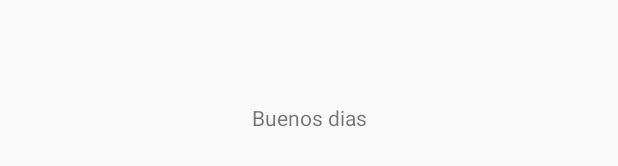
After one commit to EPN-2023B-Moviles-GR1SW/mov-gr1sw-garcia-fuentes-jairo-david, an Android app built with Jetpack Compose: the layout activity_main.xml on its own in the app's theme, with its tools: preview values and no code run, on a phone screen of 412 x 824 dp. The commit adds this screen. Shown: the part 501-667 px from the top of the screen. Run offline under Robolectric (Android 15) with nearby library versions, the phone set to English and light mode, and no system bars.

Commit message:
Primera activity en Android Studio

```diff
--- a/02-Android/app/build.gradle.kts
+++ b/02-Android/app/build.gradle.kts
@@ -58,6 +58,8 @@
     implementation("androidx.compose.ui:ui-graphics")
     implementation("androidx.compose.ui:ui-tooling-preview")
     implementation("androidx.compose.material3:material3")
+    implementation("androidx.appcompat:appcompat:1.6.1")
+    implementation("androidx.constraintlayout:constraintlayout:2.1.4")
     testImplementation("junit:junit:4.13.2")
     androidTestImplementation("androidx.test.ext:junit:1.1.5")
     androidTestImplementation("androidx.test.espresso:espresso-core:3.5.1")
--- /dev/null
+++ b/02-Android/app/src/main/res/layout/activity_main.xml
@@ -0,0 +1,17 @@
+<?xml version="1.0" encoding="utf-8"?>
+<androidx.constraintlayout.widget.ConstraintLayout xmlns:android="http://schemas.android.com/apk/res/android"
+    xmlns:app="http://schemas.android.com/apk/res-auto"
+    xmlns:tools="http://schemas.android.com/tools"
+    android:layout_width="match_parent"
+    android:layout_height="match_parent">
+
+    <TextView
+        android:id="@+id/textView"
+        android:layout_width="wrap_content"
+        android:layout_height="wrap_content"
+        android:text="@string/saludo"
+        app:layout_constraintBottom_toBottomOf="parent"
+        app:layout_constraintEnd_toEndOf="parent"
+        app:layout_constraintStart_toStartOf="parent"
+        app:layout_constraintTop_toTopOf="parent" />
+</androidx.constraintlayout.widget.ConstraintLayout>
--- /dev/null
+++ b/02-Android/app/src/main/res/values-land/strings.xml
@@ -0,0 +1,4 @@
+<?xml version="1.0" encoding="utf-8"?>
+<resources>
+    <string name="saludo">Buenas noches</string>
+</resources>
--- a/02-Android/app/src/main/res/values/strings.xml
+++ b/02-Android/app/src/main/res/values/strings.xml
@@ -1,3 +1,4 @@
 <resources>
     <string name="app_name">B2023-gr1sw-jdgf</string>
+    <string name="saludo">Buenos dias</string>
 </resources>
```
Also changed, not shown: 02-Android/app/src/main/java/com/example/b2023_gr1sw_jdgf/MainActivity.kt (+3 -35 lines).
